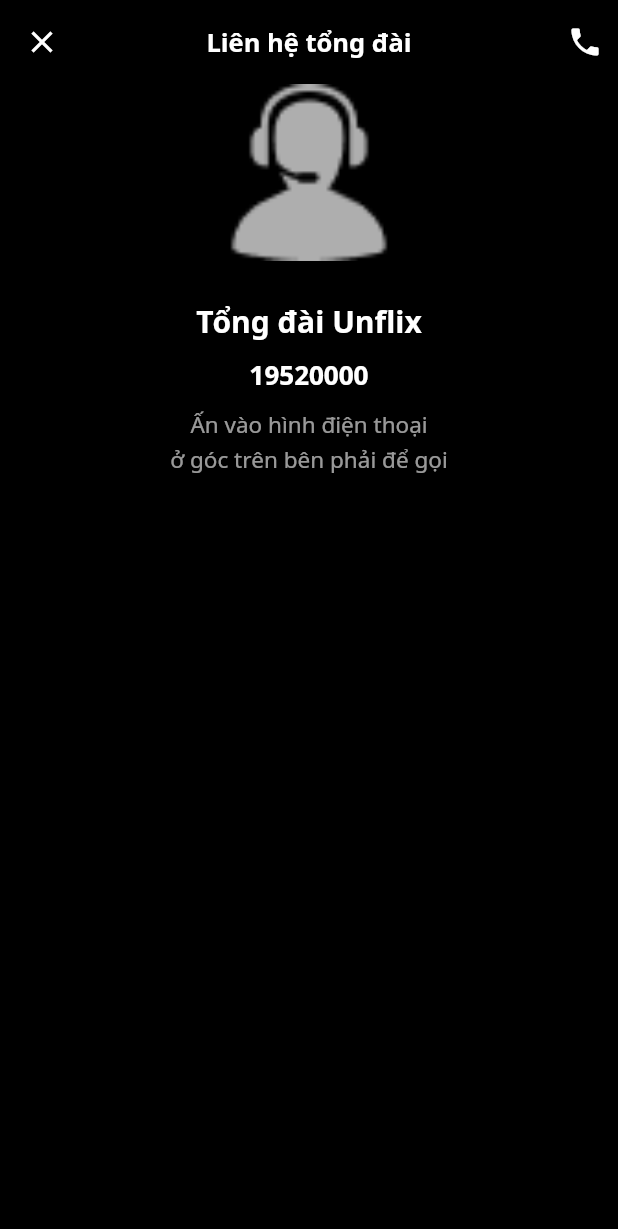
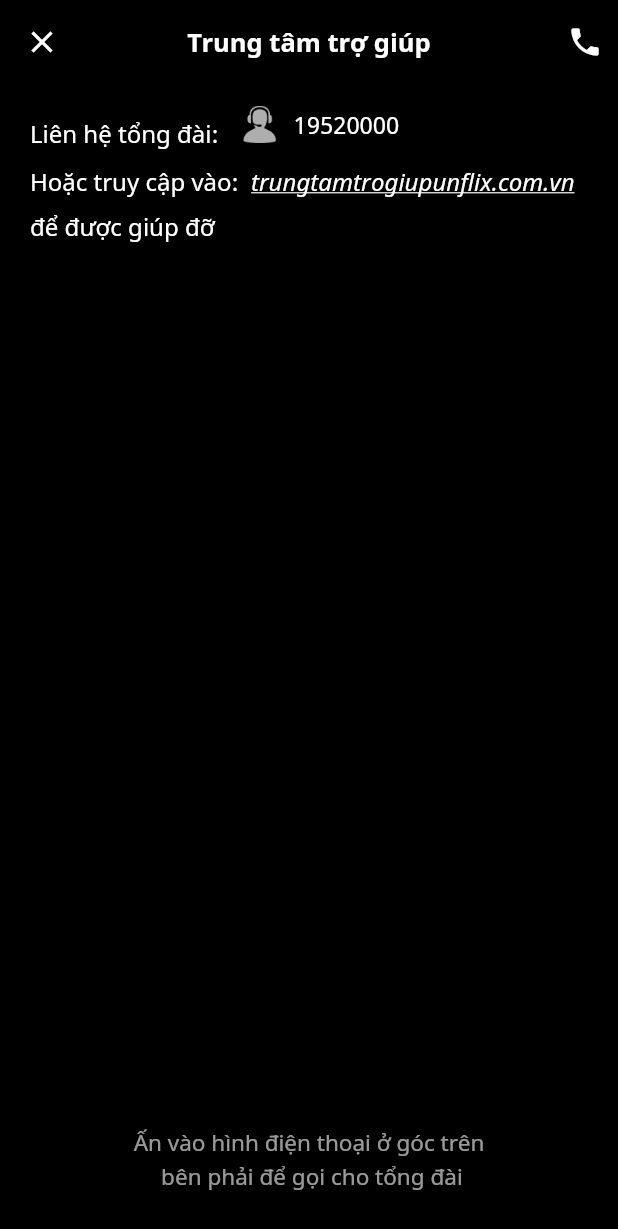
Before and after one commit to Phuc-HuynhTrong/unflix, a Flutter app: the HelpCenter screen opened directly, on a phone screen of 412 x 824 dp. Shown: the top 1229 px of the screen. Run offline on Flutter 3.47's test engine with Material 2 defaults, Android fonts, the phone set to English and light mode, and no system bars; our stand-ins replace flutter_svg, get, share, video_player; missing offline and left inert: screen.

Commit message:
Update help_center.dart

```diff
--- a/lib/screens/profile_screen/help_center.dart
+++ b/lib/screens/profile_screen/help_center.dart
@@ -20,7 +20,7 @@
             color: Colors.white,
           ),
           title: const Text(
-            'Liên hệ tổng đài',
+            'Trung tâm trợ giúp',
             style: TextStyle(
               color: Colors.white,
               fontSize: 17.0,
@@ -50,51 +50,87 @@
         // Nếu đang gửi thì sẽ hiển thị xoay xoay
         body: Column(
           children: [
-            Center(
-              child: SizedBox(
-                height: size.width / 3.5,
-                width: size.width / 3.5,
+            Container(
+              margin: EdgeInsets.symmetric(horizontal: 20),
+              child: Row(
+                children: [
+                  Container(
+                    padding: EdgeInsets.only(bottom: 10),
+                    child: Text(
+                      "\nLiên hệ tổng đài:",
+                      style: TextStyle(color: Colors.white, fontSize: 16),
+                    ),
+                  ),
+                  SizedBox(
+                    width: 15,
+                  ),
+                  SizedBox(
+                    height: 25,
+                    width: 25,
                     child: Image.asset(
                       'assets/icons/icon1.png',
                       fit: BoxFit.cover,
                     ),
                   ),
+                  SizedBox(
+                    width: 10,
                   ),
-            const Center(
-              child: Text(
-                "\nTổng đài Unflix",
+                  Text(
+                    "19520000",
+                    style: TextStyle(color: Colors.white, fontSize: 16),
+                  ),
+                ],
+              ),
+            ),
+            Container(
+              margin: EdgeInsets.symmetric(horizontal: 20),
+              child: Row(
+                children: [
+                  const Text(
+                    "Hoặc truy cập vào:  ",
+                    style: TextStyle(color: Colors.white, fontSize: 16),
+                  ),
+                  const Text(
+                    "trungtamtrogiupunflix.com.vn",
                     style: TextStyle(
                       color: Colors.white,
-                    fontWeight: FontWeight.bold,
-                    fontSize: 20),
+                      fontSize: 16,
+                      fontStyle: FontStyle.italic,
+                      decoration: TextDecoration.underline,
                     ),
                   ),
-            Center(
-              child: Container(
-                margin: EdgeInsets.only(top: 10),
-                child: Text(
-                  "19520000",
+                ],
+              ),
+            ),
+            Container(
+              margin: EdgeInsets.symmetric(horizontal: 20, vertical: 8),
+              child: Row(
+                children: [
+                  const Text(
+                    "để được giúp đỡ",
                     style: TextStyle(
                       color: Colors.white,
-                      fontWeight: FontWeight.w600,
-                      fontSize: 18),
+                      fontSize: 16,
                     ),
                   ),
+                ],
               ),
+            ),
+            Spacer(),
             Center(
               child: Container(
                 margin: const EdgeInsets.only(top: 10),
                 child: const Text(
-                  "Ấn vào hình điện thoại",
+                  "Ấn vào hình điện thoại ở góc trên",
                   style: TextStyle(color: Colors.white60, fontSize: 15),
                 ),
               ),
             ),
             Center(
               child: Container(
-                margin: const EdgeInsets.only(top: 3),
+                margin: const EdgeInsets.only(top: 3, bottom: 30),
                 child: const Text(
-                  "ở góc trên bên phải để gọi",
+                  " bên phải để gọi cho tổng đài",
                   style: TextStyle(color: Colors.white60, fontSize: 15),
                 ),
               ),
```
Lines whose indentation alone changed are shown as unchanged.
